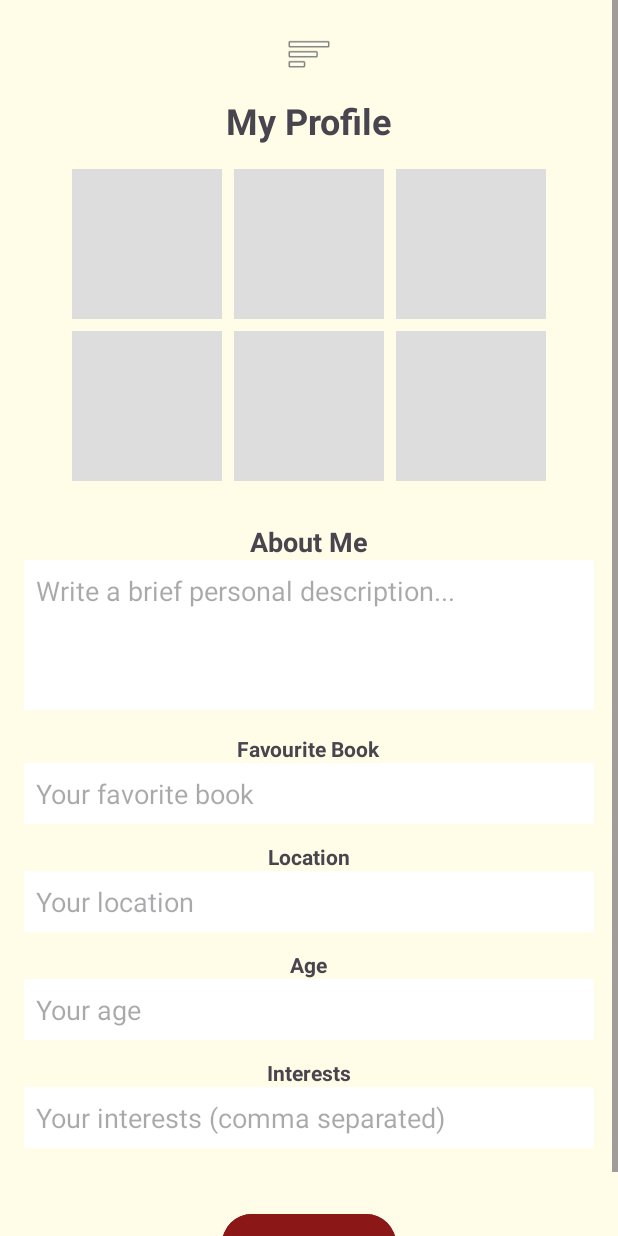
After one commit to ResistanceIsCharacterForming/Mobile-Computing-Application, an Android app: the ProfilePageActivity screen opened directly, with no data from a screen before it, on a phone screen of 412 x 824 dp. The commit adds this screen. Run offline under Robolectric (Android 15) with nearby library versions, the phone set to English and light mode, and no system bars.

Commit message:
Initial commit

```diff
--- a/app/src/main/AndroidManifest.xml
+++ b/app/src/main/AndroidManifest.xml
@@ -25,6 +25,7 @@
         <activity android:name=".FriendScreen" />
         <activity android:name=".MenuScreen" />
         <activity android:name=".QuickSearchResultActivity" />
+        <activity android:name=".ProfilePageActivity" />
     </application>
 
 </manifest>
--- a/app/src/main/java/com/example/a/FriendScreen.kt
+++ b/app/src/main/java/com/example/a/FriendScreen.kt
@@ -77,7 +77,7 @@ class FriendScreen : AppCompatActivity() {
     private fun showPopupMenu(view: View) {
         val popup = PopupMenu(this, view)
         popup.menuInflater.inflate(R.menu.menu_popup, popup.menu)
-
+        popup.menu.findItem(R.id.menu_friends)?.isVisible = false
         popup.setOnMenuItemClickListener { item ->
             when (item.itemId) {
                 R.id.menu_home -> {
@@ -86,6 +86,10 @@ class FriendScreen : AppCompatActivity() {
                 }
                 R.id.menu_messages -> {
 
+                    true
+                }
+                R.id.menu_profile -> {
+                    startActivity(Intent(this, ProfilePageActivity::class.java))
                     true
                 }
                 R.id.menu_friends -> {
--- a/app/src/main/java/com/example/a/HomeScreen.kt
+++ b/app/src/main/java/com/example/a/HomeScreen.kt
@@ -26,8 +26,13 @@ class HomeScreen : AppCompatActivity() {
         btnHamburger.setOnClickListener { view ->
             val popup = PopupMenu(this, view) // Popup
             popup.menuInflater.inflate(R.menu.menu_popup, popup.menu)
+            popup.menu.findItem(R.id.menu_home)?.isVisible = false
             popup.setOnMenuItemClickListener { item ->
                 when (item.itemId) {
+                    R.id.menu_profile -> {
+                        startActivity(Intent(this, ProfilePageActivity::class.java))
+                        true
+                    }
                     R.id.menu_friends -> {
                         startActivity(Intent(this, FriendScreen::class.java))
                         true
--- /dev/null
+++ b/app/src/main/java/com/example/a/ProfilePageActivity.kt
@@ -0,0 +1,160 @@
+package com.example.a
+
+import android.app.Activity
+import android.content.Intent
+import android.content.SharedPreferences
+import android.net.Uri
+import android.os.Bundle
+import android.view.MenuItem
+import android.view.View
+import android.widget.*
+import androidx.appcompat.app.AppCompatActivity
+
+class ProfilePageActivity : AppCompatActivity() {
+
+    private val PICK_IMAGE_REQUEST = 1
+    private lateinit var imageSlots: Array<ImageView?>
+    private var currentSlotIndex = 0
+
+    private lateinit var sharedPrefs: SharedPreferences
+
+    private lateinit var aboutMeInput: EditText
+    private lateinit var locationInput: EditText
+    private lateinit var ageInput: EditText
+    private lateinit var interestsInput: EditText
+    private lateinit var btnEditProfile: Button
+
+    private lateinit var btnHamburger: ImageButton
+
+    private var isEditing = false
+
+    override fun onCreate(savedInstanceState: Bundle?) {
+        super.onCreate(savedInstanceState)
+        setContentView(R.layout.activity_profile) // layout XML adını buna göre ayarla
+
+        sharedPrefs = getSharedPreferences("userProfile", MODE_PRIVATE)
+
+        // Initialize views
+        btnHamburger = findViewById(R.id.btnHamburger)
+        btnHamburger.setOnClickListener { view ->
+            val popup = android.widget.PopupMenu(this, view)
+            popup.menuInflater.inflate(R.menu.menu_popup, popup.menu)
+            popup.menu.findItem(R.id.menu_profile)?.isVisible = false
+            popup.setOnMenuItemClickListener { item ->
+                when (item.itemId) {
+                    R.id.menu_home -> {
+                        startActivity(Intent(this, HomeScreen::class.java))
+                        true
+                    }
+                    R.id.menu_friends -> {
+                        startActivity(Intent(this, FriendScreen::class.java))
+                        true
+                    }
+                    R.id.menu_profile -> {
+                        // Already on profile, no action
+                        true
+                    }
+                    else -> false
+                }
+            }
+            popup.show()
+        }
+
+        imageSlots = arrayOfNulls(6)
+        imageSlots[0] = findViewById(R.id.imageSlot1)
+        imageSlots[1] = findViewById(R.id.imageSlot2)
+        imageSlots[2] = findViewById(R.id.imageSlot3)
+        imageSlots[3] = findViewById(R.id.imageSlot4)
+        imageSlots[4] = findViewById(R.id.imageSlot5)
+        imageSlots[5] = findViewById(R.id.imageSlot6)
+
+        for (i in imageSlots.indices) {
+            imageSlots[i]?.setOnClickListener {
+                if (isEditing) {
+                    currentSlotIndex = i
+                    openGallery()
+                } else {
+                    Toast.makeText(this, "Enable edit mode to change images", Toast.LENGTH_SHORT).show()
+                }
+            }
+        }
+
+        aboutMeInput = findViewById(R.id.aboutMeInput)
+        locationInput = findViewById(R.id.locationInput)
+        ageInput = findViewById(R.id.ageInput)
+        interestsInput = findViewById(R.id.interestsInput)
+        btnEditProfile = findViewById(R.id.btnEditProfile)
+
+        setEditMode(false)
+
+        btnEditProfile.setOnClickListener {
+            if (isEditing) {
+                saveProfile()
+                setEditMode(false)
+                Toast.makeText(this, "Profile saved", Toast.LENGTH_SHORT).show()
+            } else {
+                setEditMode(true)
+            }
+        }
+
+        loadProfile()
+    }
+
+    private fun setEditMode(enabled: Boolean) {
+        isEditing = enabled
+        aboutMeInput.isEnabled = enabled
+        locationInput.isEnabled = enabled
+        ageInput.isEnabled = enabled
+        interestsInput.isEnabled = enabled
+        btnEditProfile.text = if (enabled) "Save Profile" else "Edit Profile"
+
+        if (enabled) {
+            Toast.makeText(this, "Tap images to change them", Toast.LENGTH_SHORT).show()
+        }
+    }
+
+    private fun saveProfile() {
+        val editor = sharedPrefs.edit()
+        editor.putString("aboutMe", aboutMeInput.text.toString())
+        editor.putString("location", locationInput.text.toString())
+        editor.putString("age", ageInput.text.toString())
+        editor.putString("interests", interestsInput.text.toString())
+
+        for (i in imageSlots.indices) {
+            val uriString = imageSlots[i]?.tag as? String ?: ""
+            editor.putString("image$i", uriString)
+        }
+        editor.apply()
+    }
+
+    private fun loadProfile() {
+        aboutMeInput.setText(sharedPrefs.getString("aboutMe", ""))
+        locationInput.setText(sharedPrefs.getString("location", ""))
+        ageInput.setText(sharedPrefs.getString("age", ""))
+        interestsInput.setText(sharedPrefs.getString("interests", ""))
+
+        for (i in imageSlots.indices) {
+            val uriString = sharedPrefs.getString("image$i", null)
+            if (!uriString.isNullOrEmpty()) {
+                val uri = Uri.parse(uriString)
+                imageSlots[i]?.setImageURI(uri)
+                imageSlots[i]?.tag = uriString
+            }
+        }
+    }
+
+    private fun openGallery() {
+        val intent = Intent(Intent.ACTION_GET_CONTENT)
+        intent.type = "image/*"
+        startActivityForResult(Intent.createChooser(intent, "Select Picture"), PICK_IMAGE_REQUEST)
+    }
+
+    override fun onActivityResult(requestCode: Int, resultCode: Int, data: Intent?) {
+        super.onActivityResult(requestCode, resultCode, data)
+        if (requestCode == PICK_IMAGE_REQUEST && resultCode == Activity.RESULT_OK && data?.data != null) {
+            val imageUri = data.data!!
+            imageSlots[currentSlotIndex]?.setImageURI(imageUri)
+            imageSlots[currentSlotIndex]?.tag = imageUri.toString()
+        }
+    }
+}
--- a/app/src/main/res/layout/activity_home.xml
+++ b/app/src/main/res/layout/activity_home.xml
@@ -24,7 +24,7 @@
             android:src="@drawable/ic_notification"
             android:contentDescription="Notifications" />
 
-        <!-- Hamburger Butonu - En sağda -->
+        <!-- Hamburger Button right corner -->
         <ImageButton
             android:id="@+id/btnHamburger"
             android:layout_width="40dp"
@@ -56,7 +56,6 @@
         android:padding="16dp"
         android:gravity="center"/>
 
-    <!-- Butonları saran container, kalan alanı kaplayacak ve ortalayacak -->
     <LinearLayout
         android:layout_width="match_parent"
         android:layout_height="0dp"
--- /dev/null
+++ b/app/src/main/res/layout/activity_profile.xml
@@ -0,0 +1,148 @@
+<ScrollView xmlns:android="http://schemas.android.com/apk/res/android"
+    android:layout_width="match_parent"
+    android:layout_height="match_parent"
+    android:background="#FFFDE7">
+
+    <LinearLayout
+        android:orientation="vertical"
+        android:padding="16dp"
+        android:gravity="center_horizontal"
+        android:layout_width="match_parent"
+        android:layout_height="wrap_content">
+
+
+        <ImageButton
+            android:id="@+id/btnHamburger"
+            android:layout_width="40dp"
+            android:layout_height="40dp"
+            android:layout_alignParentEnd="true"
+            android:background="?attr/selectableItemBackgroundBorderless"
+            android:src="@android:drawable/ic_menu_sort_by_size"
+            android:contentDescription="Menu" />
+
+        <TextView
+            android:text="My Profile"
+            android:textSize="24sp"
+            android:textStyle="bold"
+            android:layout_width="wrap_content"
+            android:layout_height="wrap_content"
+            android:layout_marginBottom="12dp"
+            android:layout_marginTop="8dp" />
+
+        <!-- Profile Image Slots -->
+        <GridLayout
+            android:layout_width="wrap_content"
+            android:layout_height="wrap_content"
+            android:columnCount="3"
+            android:rowCount="2"
+            android:alignmentMode="alignMargins"
+            android:columnOrderPreserved="false"
+            android:layout_marginBottom="16dp">
+
+            <ImageView android:id="@+id/imageSlot1" style="@style/ImageSlot"/>
+            <ImageView android:id="@+id/imageSlot2" style="@style/ImageSlot"/>
+            <ImageView android:id="@+id/imageSlot3" style="@style/ImageSlot"/>
+            <ImageView android:id="@+id/imageSlot4" style="@style/ImageSlot"/>
+            <ImageView android:id="@+id/imageSlot5" style="@style/ImageSlot"/>
+            <ImageView android:id="@+id/imageSlot6" style="@style/ImageSlot"/>
+        </GridLayout>
+
+        <!-- About Me -->
+        <TextView
+            android:text="About Me"
+            android:textSize="18sp"
+            android:textStyle="bold"
+            android:layout_marginTop="8dp"
+            android:layout_width="wrap_content"
+            android:layout_height="wrap_content" />
+
+        <EditText
+            android:id="@+id/aboutMeInput"
+            android:layout_width="match_parent"
+            android:layout_height="100dp"
+            android:hint="Write a brief personal description..."
+            android:background="#FFF"
+            android:padding="8dp"
+            android:gravity="top"
+            android:layout_marginBottom="16dp"
+            android:enabled="false"/>
+
+        <!-- Editable profile fields -->
+
+        <TextView
+            android:text="Favourite Book"
+            android:textStyle="bold"
+            android:layout_width="wrap_content"
+            android:layout_height="wrap_content" />
+
+        <EditText
+            android:id="@+id/favoriteBookInput"
+            android:layout_width="match_parent"
+            android:layout_height="wrap_content"
+            android:hint="Your favorite book"
+            android:background="#FFF"
+            android:padding="8dp"
+            android:enabled="false"
+            android:layout_marginBottom="12dp"/>
+
+        <TextView
+            android:text="Location"
+            android:textStyle="bold"
+            android:layout_width="wrap_content"
+            android:layout_height="wrap_content" />
+
+        <EditText
+            android:id="@+id/locationInput"
+            android:layout_width="match_parent"
+            android:layout_height="wrap_content"
+            android:hint="Your location"
+            android:background="#FFF"
+            android:padding="8dp"
+            android:enabled="false"
+            android:layout_marginBottom="12dp"/>
+
+        <TextView
+            android:text="Age"
+            android:textStyle="bold"
+            android:layout_width="wrap_content"
+            android:layout_height="wrap_content" />
+
+        <EditText
+            android:id="@+id/ageInput"
+            android:layout_width="match_parent"
+            android:layout_height="wrap_content"
+            android:hint="Your age"
+            android:inputType="number"
+            android:background="#FFF"
+            android:padding="8dp"
+            android:enabled="false"
+            android:layout_marginBottom="12dp"/>
+
+        <TextView
+            android:text="Interests"
+            android:textStyle="bold"
+            android:layout_width="wrap_content"
+            android:layout_height="wrap_content" />
+
+        <EditText
+            android:id="@+id/interestsInput"
+            android:layout_width="match_parent"
+            android:layout_height="wrap_content"
+            android:hint="Your interests (comma separated)"
+            android:background="#FFF"
+            android:padding="8dp"
+            android:enabled="false"
+            android:layout_marginBottom="16dp"/>
+
+        <!-- Edit / Save Button -->
+        <Button
+            android:id="@+id/btnEditProfile"
+            android:text="Edit Profile"
+            android:layout_width="wrap_content"
+            android:layout_height="wrap_content"
+            android:backgroundTint="#8C1717"
+            android:textColor="#FFFFFF"
+            android:layout_marginTop="24dp" />
+
+    </LinearLayout>
+</ScrollView>
--- a/app/src/main/res/menu/menu_popup.xml
+++ b/app/src/main/res/menu/menu_popup.xml
@@ -1,8 +1,14 @@
 <?xml version="1.0" encoding="utf-8"?>
 <menu xmlns:android="http://schemas.android.com/apk/res/android">
     <item
+        android:id="@+id/menu_home"
+        android:title="Home" />
+    <item
         android:id="@+id/menu_friends"
         android:title="Friends" />
+    <item
+        android:id="@+id/menu_profile"
+        android:title="Profile" />
     <item
         android:id="@+id/menu_messages"
         android:title="Messages" />
@@ -12,7 +18,5 @@
     <item
         android:id="@+id/menu_settings"
         android:title="Settings" />
-    <item
-        android:id="@+id/menu_home"
-        android:title="Home" />
+
 </menu>
--- /dev/null
+++ b/app/src/main/res/values/styles.xml
@@ -0,0 +1,10 @@
+<?xml version="1.0" encoding="utf-8"?>
+<resources>
+    <style name="ImageSlot">
+    <item name="android:layout_width">100dp</item>
+    <item name="android:layout_height">100dp</item>
+    <item name="android:layout_margin">4dp</item>
+    <item name="android:scaleType">centerCrop</item>
+    <item name="android:background">#DDDDDD</item>
+    </style>
+</resources>
```
